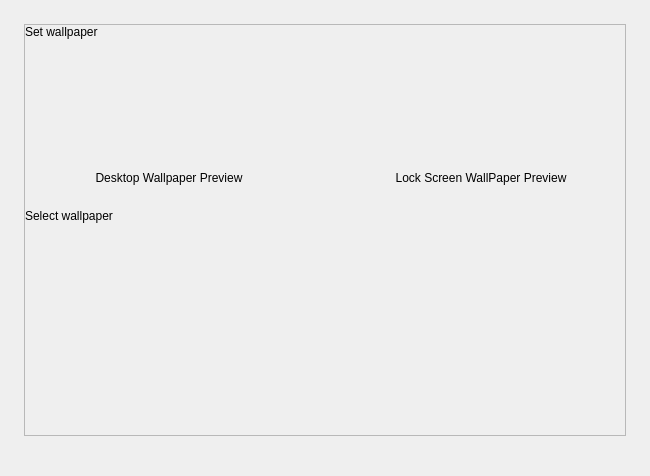
Old version of the form src/pages/wallpaper/wallpaper.ui in the repository openeuler-mirror/kiran-control-panel.
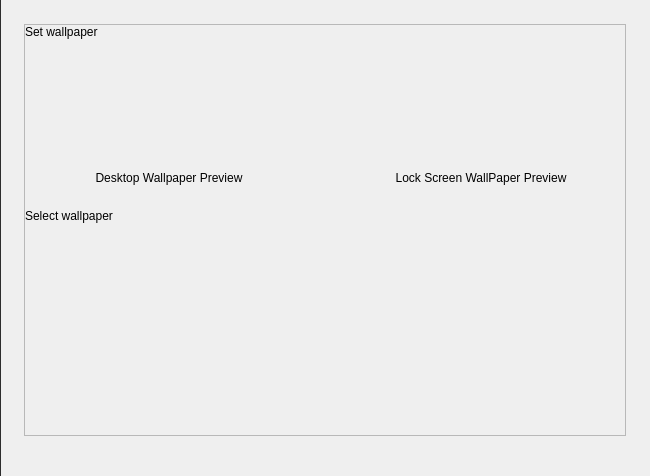
New version of the form.

Commit message:
fix(*):image selector adjust images and add border-left of pages
- 使图片选择器适应图片数量，添加页面的左边框

The edit to the form file:
```diff
--- a/src/pages/wallpaper/wallpaper.ui
+++ b/src/pages/wallpaper/wallpaper.ui
@@ -13,21 +13,24 @@
   <property name="windowTitle">
    <string>Form</string>
   </property>
+  <property name="styleSheet">
+   <string notr="true">#Wallpaper{border-left:1px solid #2d2d2d;}</string>
+  </property>
   <layout class="QVBoxLayout" name="verticalLayout">
    <property name="spacing">
     <number>0</number>
    </property>
    <property name="leftMargin">
-    <number>24</number>
+    <number>0</number>
    </property>
    <property name="topMargin">
-    <number>24</number>
+    <number>0</number>
    </property>
    <property name="rightMargin">
-    <number>24</number>
+    <number>0</number>
    </property>
    <property name="bottomMargin">
-    <number>40</number>
+    <number>0</number>
    </property>
    <item>
     <widget class="QStackedWidget" name="stackedWidget">
@@ -40,16 +43,16 @@
         <number>24</number>
        </property>
        <property name="leftMargin">
-        <number>0</number>
+        <number>24</number>
        </property>
        <property name="topMargin">
-        <number>0</number>
+        <number>24</number>
        </property>
        <property name="rightMargin">
-        <number>0</number>
+        <number>24</number>
        </property>
        <property name="bottomMargin">
-        <number>0</number>
+        <number>40</number>
        </property>
        <item>
         <widget class="QScrollArea" name="scrollArea">
```
Left out of the diff: 10 changed lines with no effect on the pictures. The commit also changes 15 other files.
